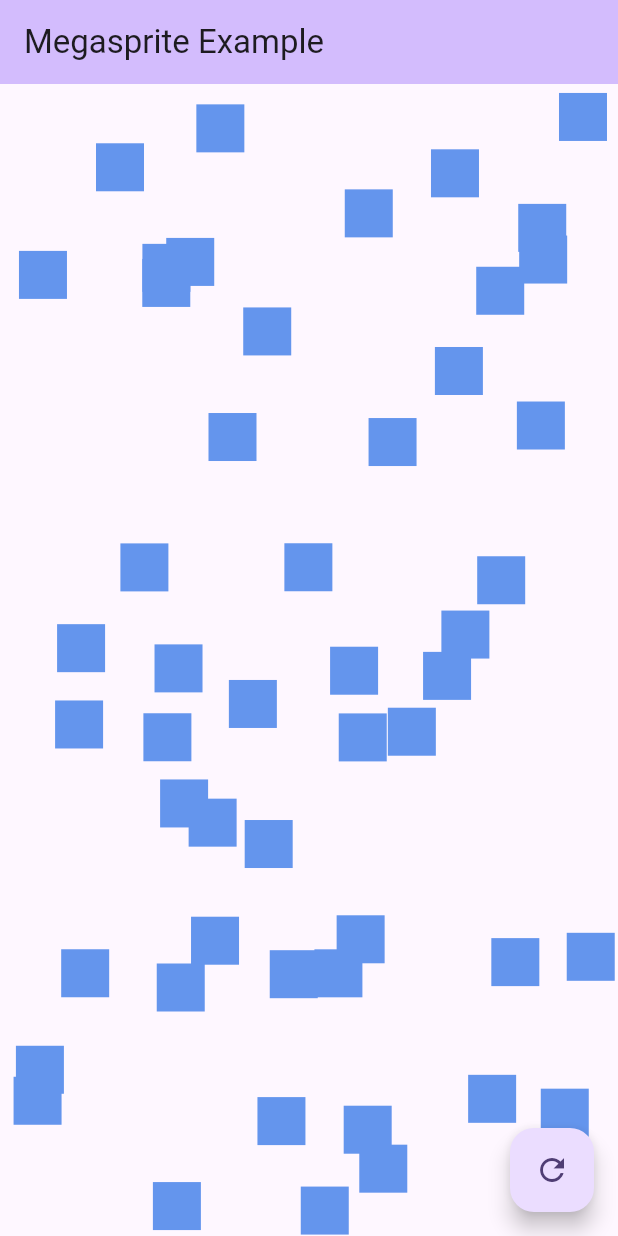
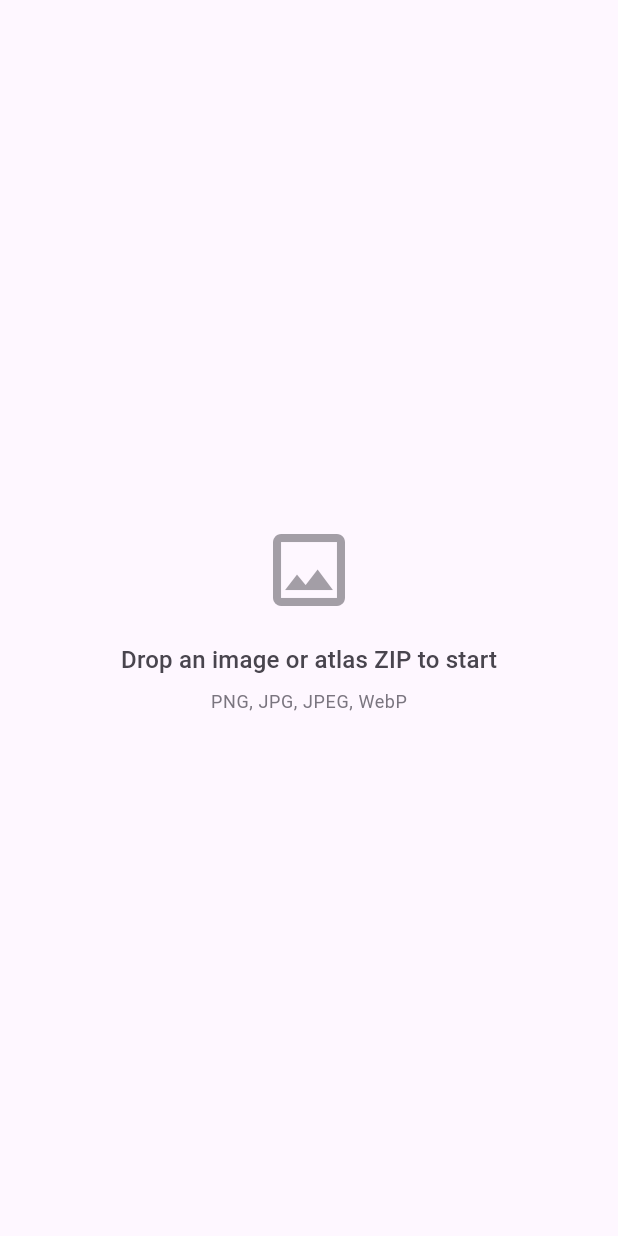
Before and after one commit to LeeMatthewHiggins/megasprite, a Flutter app: the screen it shows after launch, on a phone screen of 412 x 824 dp. Run offline on Flutter 3.47's test engine with Material 3 defaults, Android fonts, the phone set to English and light mode, and no system bars; our stand-ins replace file_picker, synchronized, web; missing offline and left inert: dart:js_interop, desktop_drop.

Commit message:
Simplify example app to drop-only workflow
- Remove automatic atlas loading on startup
- Show drop prompt instead of loading spinner
- Add reset button to return to initial state
- Remove app bar for cleaner UI

```diff
--- a/example/lib/main.dart
+++ b/example/lib/main.dart
@@ -60,18 +60,6 @@ class _SpriteDemoState extends State<SpriteDemo>
       vsync: this,
       duration: const Duration(seconds: 1),
     )..repeat();
-    _loadAtlas();
-  }
-
-  Future<void> _loadAtlas() async {
-    final atlas = await SpriteAtlas.fromAsset('assets/sprites.png');
-    if (mounted) {
-      setState(() {
-        _atlas = atlas;
-        _spriteLocations = [];
-        _initializeSprites();
-      });
-    }
   }
 
   Future<void> _handleDrop(DropDoneDetails details) async {
@@ -178,6 +166,15 @@ class _SpriteDemoState extends State<SpriteDemo>
     return location.originalWidth.toDouble();
   }
 
+  void _resetToInitialState() {
+    setState(() {
+      _atlas?.dispose();
+      _atlas = null;
+      _spriteLocations = [];
+      _sprites.clear();
+    });
+  }
+
   @override
   void dispose() {
     _controller.dispose();
@@ -190,22 +187,6 @@ class _SpriteDemoState extends State<SpriteDemo>
     final colorScheme = Theme.of(context).colorScheme;
 
     return Scaffold(
-      appBar: AppBar(
-        title: const Text('Megasprite Example'),
-        backgroundColor: colorScheme.inversePrimary,
-        actions: [
-          if (_spriteLocations.isNotEmpty)
-            Padding(
-              padding: const EdgeInsets.symmetric(horizontal: 16),
-              child: Center(
-                child: Text(
-                  '${_spriteLocations.length} sprites loaded',
-                  style: Theme.of(context).textTheme.bodySmall,
-                ),
-              ),
-            ),
-        ],
-      ),
       body: DropTarget(
         onDragEntered: (_) => setState(() => _isDragging = true),
         onDragExited: (_) => setState(() => _isDragging = false),
@@ -216,7 +197,7 @@ class _SpriteDemoState extends State<SpriteDemo>
         child: Stack(
           children: [
             if (_atlas == null)
-              const Center(child: CircularProgressIndicator())
+              _buildDropPrompt(colorScheme)
             else
               AnimatedBuilder(
                 animation: _controller,
@@ -255,10 +236,19 @@ class _SpriteDemoState extends State<SpriteDemo>
                         ),
                         const SizedBox(height: 16),
                         Text(
-                          'Drop image or atlas ZIP',
+                          'Drop to load',
                           style:
                               Theme.of(context).textTheme.titleMedium?.copyWith(
                                     color: colorScheme.primary,
+                                  ),
+                        ),
+                        const SizedBox(height: 4),
+                        Text(
+                          'Image or Atlas ZIP',
+                          style:
+                              Theme.of(context).textTheme.bodySmall?.copyWith(
+                                    color: colorScheme.primary
+                                        .withValues(alpha: 0.7),
                                   ),
                         ),
                       ],
@@ -269,9 +259,40 @@ class _SpriteDemoState extends State<SpriteDemo>
           ],
         ),
       ),
-      floatingActionButton: FloatingActionButton(
-        onPressed: _atlas != null ? _initializeSprites : null,
-        child: const Icon(Icons.refresh),
+      floatingActionButton: _atlas != null
+          ? FloatingActionButton(
+              onPressed: _resetToInitialState,
+              child: const Icon(Icons.close),
+            )
+          : null,
+    );
+  }
+
+  Widget _buildDropPrompt(ColorScheme colorScheme) {
+    return Center(
+      child: Column(
+        mainAxisSize: MainAxisSize.min,
+        children: [
+          Icon(
+            Icons.image_outlined,
+            size: 64,
+            color: colorScheme.onSurfaceVariant.withValues(alpha: 0.5),
+          ),
+          const SizedBox(height: 16),
+          Text(
+            'Drop an image or atlas ZIP to start',
+            style: Theme.of(context).textTheme.titleMedium?.copyWith(
+                  color: colorScheme.onSurfaceVariant,
+                ),
+          ),
+          const SizedBox(height: 8),
+          Text(
+            'PNG, JPG, JPEG, WebP',
+            style: Theme.of(context).textTheme.bodySmall?.copyWith(
+                  color: colorScheme.outline,
+                ),
+          ),
+        ],
       ),
     );
   }
```
